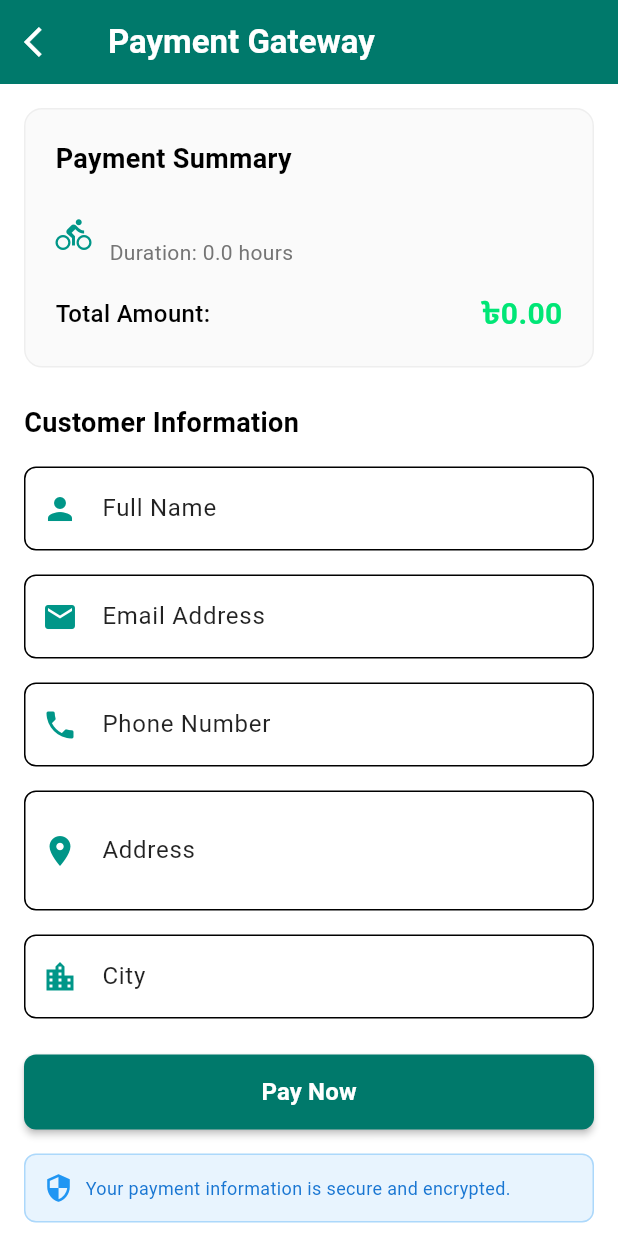
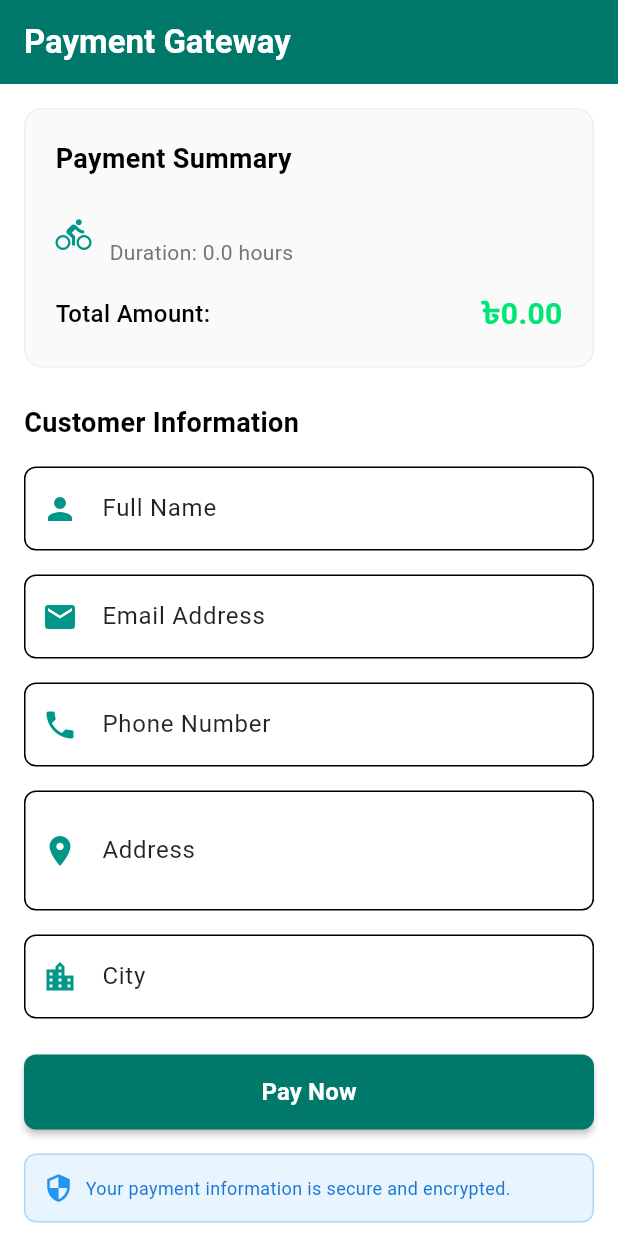
Before and after one commit to Arefin-Nahid/CycleX, a Flutter app: the SSLPaymentScreen screen opened directly with empty values, on a phone screen of 412 x 824 dp. Run offline on Flutter 3.47's test engine with Material 3 defaults, Android fonts, the light colour scheme and no system bars; our stand-ins replace firebase_auth, firebase_core, firebase_database, firebase_storage, flutter_svg, geocoding and 7 more; missing offline and left inert: mobile_scanner; accounts and stored records are empty; project files that could hold a hidden picture were left out.

Commit message:
SSL updated

```diff
--- a/lib/view/SSLPaymentScreen.dart
+++ b/lib/view/SSLPaymentScreen.dart
@@ -194,10 +194,7 @@ class _SSLPaymentScreenState extends State<SSLPaymentScreen> {
             fontWeight: FontWeight.bold,
           ),
         ),
-        leading: IconButton(
-          icon: const Icon(Icons.arrow_back_ios, color: Colors.white),
-          onPressed: () => Navigator.pop(context),
-        ),
+        automaticallyImplyLeading: false,
         systemOverlayStyle: SystemUiOverlayStyle.light,
       ),
       body: _isLoading
```
Also changed, not shown: lib/view/SSLCommerzWebView.dart (+1 -6 lines).
